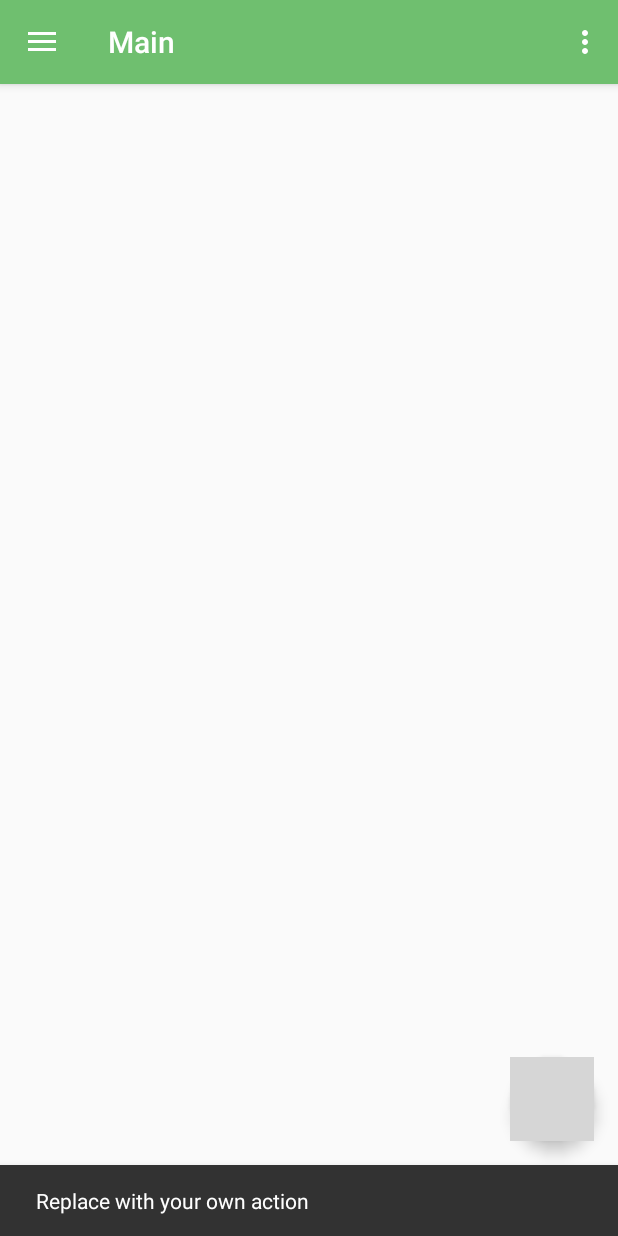
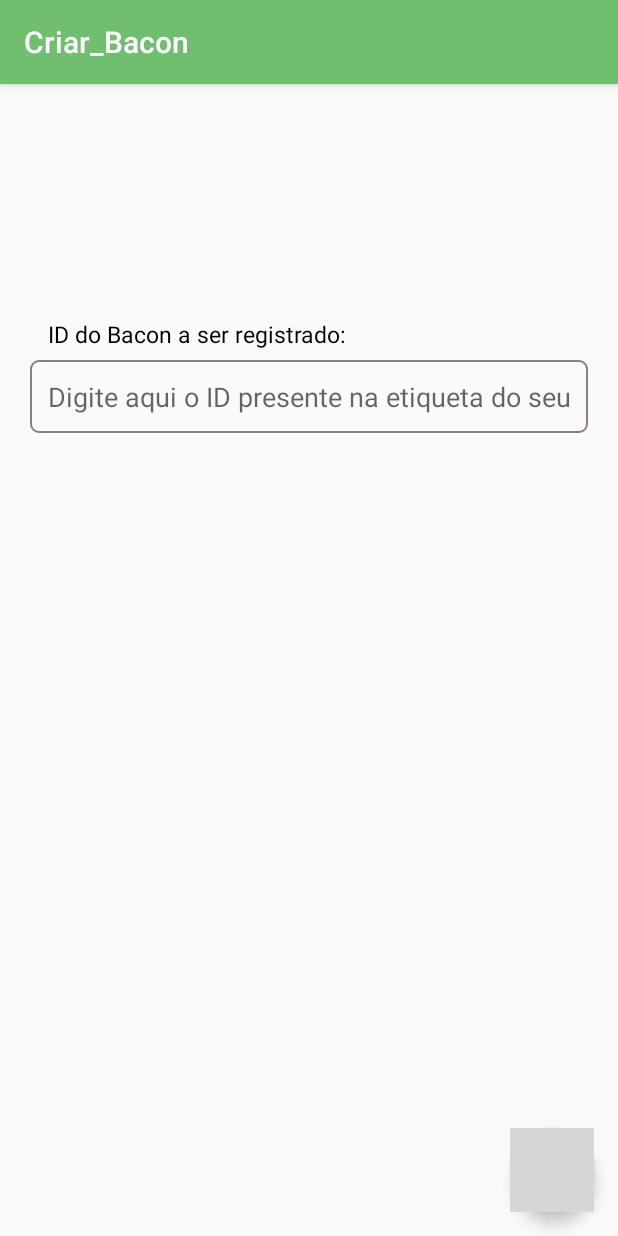
Before and after one commit to irbp/EnerG, an Android app: the screen it shows after launch once a user with an empty profile is signed in (Main before the commit, Criar_Bacon after it), after a tap on an icon or button, on a phone screen of 412 x 824 dp. Run offline under Robolectric (Android 15) with nearby library versions, the light colour scheme and no system bars; our stand-ins replace CircleImageView, Firebase (no records; nobody signed in at launch, a user with empty details on screens opened directly), Picasso; libraries missing offline, so code that uses them is left out: com.github.mikephil.charting, com.jjoe64.graphview; pictures from the network do not load; grey boxes are pictures that could not be loaded.

Commit message:
Testando WebView

```diff
--- a/app/build.gradle
+++ b/app/build.gradle
@@ -35,7 +35,9 @@ dependencies {
     compile 'com.google.firebase:firebase-storage:9.8.0'
     compile 'com.theartofdev.edmodo:android-image-cropper:2.3.+'
     compile 'com.squareup.picasso:picasso:2.5.2'
-    compile 'de.hdodenhof:circleimageview:1.3.0'
+    compile 'de.hdodenhof:circleimageview:2.1.0'
+    compile 'com.jjoe64:graphview:4.2.1'
+    compile 'com.github.PhilJay:MPAndroidChart:v3.0.1'
     //compile 'com.google.android.gms:play-services-auth:9.8.0'
     testCompile 'junit:junit:4.12'
 }
--- /dev/null
+++ b/app/src/main/java/goncinha/energ/Criar_Bacon.java
@@ -0,0 +1,62 @@
+package goncinha.energ;
+
+import android.os.Bundle;
+import android.support.design.widget.FloatingActionButton;
+import android.support.design.widget.Snackbar;
+import android.support.v7.app.AppCompatActivity;
+import android.support.v7.widget.Toolbar;
+import android.text.TextUtils;
+import android.view.View;
+import android.widget.EditText;
+import android.widget.TextView;
+import android.widget.Toast;
+
+import com.google.firebase.auth.FirebaseAuth;
+import com.google.firebase.database.DatabaseReference;
+import com.google.firebase.database.FirebaseDatabase;
+
+public class Criar_Bacon extends AppCompatActivity {
+
+    private EditText idBacon;
+
+    private FirebaseAuth mAuth;
+    private DatabaseReference mDatabaseBacons;
+    private DatabaseReference mDatabaseBaconsAll;
+
+    @Override
+    protected void onCreate(Bundle savedInstanceState) {
+        super.onCreate(savedInstanceState);
+        setContentView(R.layout.activity_criar__bacon);
+        Toolbar toolbar = (Toolbar) findViewById(R.id.toolbar);
+        setSupportActionBar(toolbar);
+
+        idBacon = (EditText) findViewById(R.id.txt_baconId);
+        mDatabaseBacons = FirebaseDatabase.getInstance().getReference().child("bacons");
+        mDatabaseBaconsAll = FirebaseDatabase.getInstance().getReference().child("bacons_all");
+
+        mAuth = FirebaseAuth.getInstance();
+
+        FloatingActionButton fab = (FloatingActionButton) findViewById(R.id.fab_createBacon);
+        fab.setOnClickListener(new View.OnClickListener() {
+            @Override
+            public void onClick(View view) {
+                regID();
+            }
+        });
+    }
+
+    private void regID() {
+        String id;
+
+        id = idBacon.getText().toString().trim();
+        if (!TextUtils.isEmpty(id)) {
+            mDatabaseBacons.child(mAuth.getCurrentUser().getUid()).child(id).setValue("off");
+            mDatabaseBaconsAll.child(id).child("usuario").setValue(mAuth.getCurrentUser().getUid().toString());
+
+        }
+        else {
+            Toast.makeText(Criar_Bacon.this, "O campo não pode ficar vazio!", Toast.LENGTH_SHORT).show();
+        }
+    }
+
+}
--- a/app/src/main/java/goncinha/energ/Main.java
+++ b/app/src/main/java/goncinha/energ/Main.java
@@ -3,6 +3,7 @@ package goncinha.energ;
 import android.content.Intent;
 import android.graphics.Bitmap;
 import android.graphics.BitmapFactory;
+import android.graphics.Color;
 import android.os.Bundle;
 import android.provider.Settings;
 import android.support.design.widget.FloatingActionButton;
@@ -16,19 +17,36 @@ import android.support.v7.app.AppCompatActivity;
 import android.support.v7.widget.Toolbar;
 import android.view.Menu;
 import android.view.MenuItem;
+import android.webkit.WebSettings;
+import android.webkit.WebView;
 import android.widget.ImageButton;
 import android.widget.ImageView;
 import android.widget.TextView;
 
+import com.github.mikephil.charting.charts.LineChart;
+import com.github.mikephil.charting.components.Legend;
+import com.github.mikephil.charting.components.XAxis;
+import com.github.mikephil.charting.components.YAxis;
+import com.github.mikephil.charting.data.Entry;
+import com.github.mikephil.charting.data.LineData;
+import com.github.mikephil.charting.data.LineDataSet;
+import com.github.mikephil.charting.interfaces.datasets.ILineDataSet;
+import com.github.mikephil.charting.utils.ColorTemplate;
 import com.google.firebase.auth.FirebaseAuth;
 import com.google.firebase.database.DataSnapshot;
 import com.google.firebase.database.DatabaseError;
 import com.google.firebase.database.DatabaseReference;
 import com.google.firebase.database.FirebaseDatabase;
 import com.google.firebase.database.ValueEventListener;
+import com.jjoe64.graphview.GraphView;
+import com.jjoe64.graphview.series.DataPoint;
+import com.jjoe64.graphview.series.LineGraphSeries;
 import com.squareup.picasso.Picasso;
 
 import org.w3c.dom.Text;
+
+import java.util.ArrayList;
+import java.util.List;
 
 import de.hdodenhof.circleimageview.CircleImageView;
 
@@ -37,10 +55,13 @@ public class Main extends AppCompatActivity
 
     private FirebaseAuth mAuth;
     private DatabaseReference mDatabaseUsuarios;
+    private DatabaseReference mDatabaseLed;
+
+    private WebView wv;
 
     private TextView nomeUser;
     private TextView emailUser;
-    private ImageView imagemUser;
+    private CircleImageView imagemUser;
 
     @Override
     protected void onCreate(Bundle savedInstanceState) {
@@ -55,14 +76,21 @@ public class Main extends AppCompatActivity
         idUsuario = mAuth.getCurrentUser().getUid();
 
         mDatabaseUsuarios = FirebaseDatabase.getInstance().getReference().child("usuarios");
+        mDatabaseLed = FirebaseDatabase.getInstance().getReference().child("led");
 
+        wv = (WebView) findViewById(R.id.webView);
+        WebSettings ws = wv.getSettings();
+        ws.setJavaScriptEnabled(true);
+        ws.setSupportZoom(false);
+        wv.loadUrl("http://www.google.com.br");
 
         FloatingActionButton fab = (FloatingActionButton) findViewById(R.id.fab);
         fab.setOnClickListener(new View.OnClickListener() {
             @Override
             public void onClick(View view) {
-                Snackbar.make(view, "Replace with your own action", Snackbar.LENGTH_LONG)
-                        .setAction("Action", null).show();
+                /*Snackbar.make(view, "Replace with your own action", Snackbar.LENGTH_LONG)
+                        .setAction("Action", null).show();*/
+                criarBacon();
             }
         });
 
@@ -80,7 +108,7 @@ public class Main extends AppCompatActivity
 
         nomeUser = (TextView) hView.findViewById(R.id.txt_profileName);
         emailUser = (TextView) hView.findViewById(R.id.txt_profileEmail);
-        imagemUser = (ImageView) hView.findViewById(R.id.btn_profilePic);
+        imagemUser = (CircleImageView) hView.findViewById(R.id.img_profileImage);
 
         mDatabaseUsuarios.child(idUsuario).addListenerForSingleValueEvent(new ValueEventListener() {
             @Override
@@ -92,7 +120,7 @@ public class Main extends AppCompatActivity
                 nomeUser.setText(nome);
                 emailUser.setText(email);
 
-                Picasso.with(getApplicationContext()).load(imagem).into(imagemUser);
+                //Picasso.with(getApplicationContext()).load(imagem).into(imagemUser);
 
             }
 
@@ -102,6 +130,12 @@ public class Main extends AppCompatActivity
             }
         });
 
+    }
+
+    private void criarBacon() {
+        Intent mInt = new Intent(Main.this, Criar_Bacon.class);
+        mInt.addFlags(Intent.FLAG_ACTIVITY_CLEAR_TOP);
+        startActivity(mInt);
     }
 
     @Override
--- a/app/src/main/java/goncinha/energ/RegistrarActivity.java
+++ b/app/src/main/java/goncinha/energ/RegistrarActivity.java
@@ -97,7 +97,6 @@ public class RegistrarActivity extends AppCompatActivity {
             imagemUri = data.getData();
 
             CropImage.activity(imagemUri)
-                    .setRequestedSize(50,50)
                     .setGuidelines(CropImageView.Guidelines.ON)
                     .setAspectRatio(1, 1)
                     .setCropShape(CropImageView.CropShape.OVAL)
@@ -153,6 +152,7 @@ public class RegistrarActivity extends AppCompatActivity {
 
                         usuario_atual.child("nome").setValue(nome);
                         usuario_atual.child("email").setValue(email);
+                        usuario_atual.child("bacons").setValue("default");
 
                         if (imagemUri != null) {
                             caminho.putFile(imagemUri).addOnSuccessListener(new OnSuccessListener<UploadTask.TaskSnapshot>() {
--- /dev/null
+++ b/app/src/main/res/layout/activity_criar__bacon.xml
@@ -0,0 +1,62 @@
+<?xml version="1.0" encoding="utf-8"?>
+<android.support.design.widget.CoordinatorLayout xmlns:android="http://schemas.android.com/apk/res/android"
+    xmlns:app="http://schemas.android.com/apk/res-auto"
+    xmlns:tools="http://schemas.android.com/tools"
+    android:layout_width="match_parent"
+    android:layout_height="match_parent"
+    android:fitsSystemWindows="true"
+    tools:context="goncinha.energ.Criar_Bacon">
+
+    <android.support.design.widget.AppBarLayout
+        android:layout_width="match_parent"
+        android:layout_height="wrap_content"
+        android:theme="@style/AppTheme.AppBarOverlay">
+
+        <android.support.v7.widget.Toolbar
+            android:id="@+id/toolbar"
+            android:layout_width="match_parent"
+            android:layout_height="?attr/actionBarSize"
+            android:background="?attr/colorPrimary"
+            app:popupTheme="@style/AppTheme.PopupOverlay" />
+
+    </android.support.design.widget.AppBarLayout>
+
+    <include layout="@layout/content_criar__bacon" />
+
+    <android.support.design.widget.FloatingActionButton
+        android:id="@+id/fab_createBacon"
+        android:layout_width="wrap_content"
+        android:layout_height="wrap_content"
+        android:layout_gravity="bottom|end"
+        android:layout_margin="@dimen/fab_margin"
+        android:background="#FF000000"
+        app:srcCompat="@mipmap/ic_add_white_24dp" />
+
+    <TextView
+        android:text="ID do Bacon a ser registrado:"
+        android:padding="12dp"
+        android:textSize="15dp"
+        android:textColor="#000000"
+        android:layout_marginLeft="20dp"
+        android:layout_marginRight="20dp"
+        android:layout_marginBottom="20dp"
+        android:layout_marginTop="200dp"
+        android:layout_width="match_parent"
+        android:layout_height="wrap_content"
+        android:id="@+id/textView" />
+
+    <EditText
+        android:layout_width="match_parent"
+        android:layout_height="wrap_content"
+        android:layout_marginTop="240dp"
+        android:layout_marginLeft="20dp"
+        android:layout_marginRight="20dp"
+        android:layout_marginBottom="20dp"
+        android:inputType="number"
+        android:padding="12dp"
+        android:background="@drawable/shape_fields"
+        android:hint="Digite aqui o ID presente na etiqueta do seu Bacon"
+        android:ems="10"
+        android:id="@+id/txt_baconId" />
+
+</android.support.design.widget.CoordinatorLayout>
--- a/app/src/main/res/layout/app_bar_main.xml
+++ b/app/src/main/res/layout/app_bar_main.xml
@@ -29,6 +29,6 @@
         android:layout_height="wrap_content"
         android:layout_gravity="bottom|end"
         android:layout_margin="@dimen/fab_margin"
-        app:srcCompat="@mipmap/ic_add_white_24dp" />
+        app:srcCompat="@drawable/logo" />
 
 </android.support.design.widget.CoordinatorLayout>
--- /dev/null
+++ b/app/src/main/res/layout/content_criar__bacon.xml
@@ -0,0 +1,16 @@
+<?xml version="1.0" encoding="utf-8"?>
+<RelativeLayout xmlns:android="http://schemas.android.com/apk/res/android"
+    xmlns:app="http://schemas.android.com/apk/res-auto"
+    xmlns:tools="http://schemas.android.com/tools"
+    android:id="@+id/content_criar__bacon"
+    android:layout_width="match_parent"
+    android:layout_height="match_parent"
+    android:paddingBottom="@dimen/activity_vertical_margin"
+    android:paddingLeft="@dimen/activity_horizontal_margin"
+    android:paddingRight="@dimen/activity_horizontal_margin"
+    android:paddingTop="@dimen/activity_vertical_margin"
+    app:layout_behavior="@string/appbar_scrolling_view_behavior"
+    tools:context="goncinha.energ.Criar_Bacon"
+    tools:showIn="@layout/activity_criar__bacon">
+
+</RelativeLayout>
--- a/app/src/main/res/values/strings.xml
+++ b/app/src/main/res/values/strings.xml
@@ -28,5 +28,6 @@
     <string name="permission_rationale">"Contacts permissions are needed for providing email
         completions."
     </string>
+    <string name="title_activity_criar__bacon">Criar_Bacon</string>
 
 </resources>
--- a/build.gradle
+++ b/build.gradle
@@ -17,6 +17,7 @@ buildscript {
 allprojects {
     repositories {
         jcenter()
+        maven { url "https://jitpack.io" }
     }
 }
 
```
Also changed, not shown: app/src/main/AndroidManifest.xml (+7 -2 lines), app/src/main/res/layout/activity_main.xml (+7 -1 lines), app/src/main/res/layout/loginlayout.xml (+16 -26 lines), app/src/main/res/layout/nav_header_main.xml (+7 -5 lines), 112 other files.
